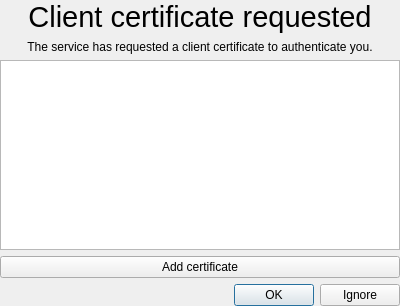
Old version of the form uitools/widgets/Esri/ArcGISRuntime/Toolkit/Internal/ClientCertificateView.ui in the repository Esri/arcgis-maps-sdk-toolkit-qt.
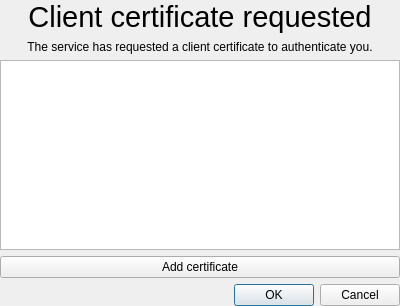
New version of the form.

The edit to the form file:
```diff
--- a/uitools/widgets/Esri/ArcGISRuntime/Toolkit/Internal/ClientCertificateView.ui
+++ b/uitools/widgets/Esri/ArcGISRuntime/Toolkit/Internal/ClientCertificateView.ui
@@ -83,7 +83,7 @@
    <item>
     <widget class="QDialogButtonBox" name="buttonBox">
      <property name="standardButtons">
-      <set>QDialogButtonBox::Ignore|QDialogButtonBox::Ok</set>
+      <set>QDialogButtonBox::Cancel|QDialogButtonBox::Ok</set>
      </property>
     </widget>
    </item>
```
